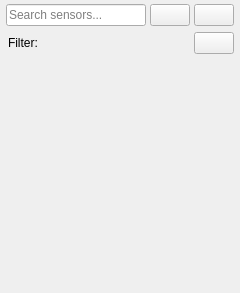
The window that ui/qt/col_sensors.ui (Alexey-Nikolaevic-B/2042_sensor_testing) describes before a commit, drawn with Qt 5.
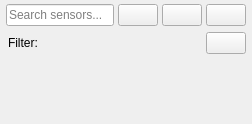
The same window after the commit.

Commit message: add/delete/edit sensor

Patch:
```diff
--- a/ui/qt/col_sensors.ui
+++ b/ui/qt/col_sensors.ui
@@ -2,14 +2,7 @@
 <ui version="4.0">
  <class>ColSensors</class>
  <widget class="QWidget" name="ColSensors">
-  <property name="geometry">
-   <rect>
-    <x>0</x>
-    <y>0</y>
-    <width>240</width>
-    <height>293</height>
-   </rect>
-  </property>
+  <property name="minimumWidth"><number>220</number></property>
   <layout class="QVBoxLayout" name="layout_root">
    <property name="spacing">
     <number>0</number>
@@ -27,50 +20,53 @@
     <number>0</number>
    </property>
    <item>
-    <layout class="QHBoxLayout" name="toolbar_layout">
-     <property name="spacing">
-      <number>4</number>
-     </property>
-     <property name="leftMargin">
-      <number>6</number>
-     </property>
-     <property name="topMargin">
-      <number>4</number>
-     </property>
-     <property name="rightMargin">
-      <number>6</number>
-     </property>
-     <property name="bottomMargin">
-      <number>4</number>
-     </property>
-     <item>
-      <widget class="QLineEdit" name="input_search">
-       <property name="placeholderText">
-        <string>Search sensors...</string>
-       </property>
-      </widget>
-     </item>
-     <item>
-      <widget class="QPushButton" name="btn_filter">
-       <property name="toolTip">
-        <string>Filter by type</string>
-       </property>
-       <property name="text">
-        <string/>
-       </property>
-      </widget>
-     </item>
-     <item>
-      <widget class="QPushButton" name="btn_add">
-       <property name="toolTip">
-        <string>Add new sensor</string>
-       </property>
-       <property name="text">
-        <string/>
-       </property>
-      </widget>
-     </item>
-    </layout>
+    <widget class="QWidget" name="wt_toolbar">
+     <property name="minimumHeight"><number>44</number></property>
+     <property name="maximumHeight"><number>44</number></property>
+     <layout class="QHBoxLayout" name="toolbar_layout">
+      <property name="spacing"><number>4</number></property>
+      <property name="leftMargin"><number>6</number></property>
+      <property name="topMargin"><number>4</number></property>
+      <property name="rightMargin"><number>6</number></property>
+      <property name="bottomMargin"><number>4</number></property>
+      <item>
+       <widget class="QLineEdit" name="input_search">
+        <property name="placeholderText"><string>Search sensors...</string></property>
+       </widget>
+      </item>
+      <item>
+       <widget class="QPushButton" name="btn_filter">
+        <property name="text"><string/></property>
+        <property name="toolTip"><string>Filter by type</string></property>
+        <property name="minimumWidth"><number>32</number></property>
+        <property name="maximumWidth"><number>32</number></property>
+        <property name="minimumHeight"><number>32</number></property>
+        <property name="maximumHeight"><number>32</number></property>
+       </widget>
+      </item>
+      <item>
+       <widget class="QPushButton" name="btn_add">
+        <property name="text"><string/></property>
+        <property name="toolTip"><string>Add new sensor</string></property>
+        <property name="minimumWidth"><number>32</number></property>
+        <property name="maximumWidth"><number>32</number></property>
+        <property name="minimumHeight"><number>32</number></property>
+        <property name="maximumHeight"><number>32</number></property>
+       </widget>
+      </item>
+      <item>
+       <widget class="QPushButton" name="btn_delete">
+        <property name="text"><string/></property>
+        <property name="toolTip"><string>Delete sensor</string></property>
+        <property name="checkable"><bool>true</bool></property>
+        <property name="minimumWidth"><number>32</number></property>
+        <property name="maximumWidth"><number>32</number></property>
+        <property name="minimumHeight"><number>32</number></property>
+        <property name="maximumHeight"><number>32</number></property>
+       </widget>
+      </item>
+     </layout>
+    </widget>
    </item>
    <item>
     <widget class="QWidget" name="wt_filter_badge" native="true">
@@ -105,16 +101,9 @@
        </widget>
       </item>
       <item>
-       <spacer name="spacer">
-        <property name="orientation">
-         <enum>Qt::Horizontal</enum>
-        </property>
-        <property name="sizeHint" stdset="0">
-         <size>
-          <width>10</width>
-          <height>1</height>
-         </size>
-        </property>
+       <spacer>
+        <property name="orientation"><enum>Qt::Horizontal</enum></property>
+        <property name="sizeHint" stdset="0"><size><width>10</width><height>1</height></size></property>
        </spacer>
       </item>
       <item>
@@ -145,14 +134,6 @@
       <bool>true</bool>
      </property>
      <widget class="QWidget" name="scroll_sensors_contents">
-      <property name="geometry">
-       <rect>
-        <x>0</x>
-        <y>0</y>
-        <width>240</width>
-        <height>225</height>
-       </rect>
-      </property>
       <layout class="QVBoxLayout" name="list_layout">
        <property name="spacing">
         <number>0</number>
```
Left out of the diff: 100 changed lines with no effect on the pictures. The commit also changes 12 other files.
